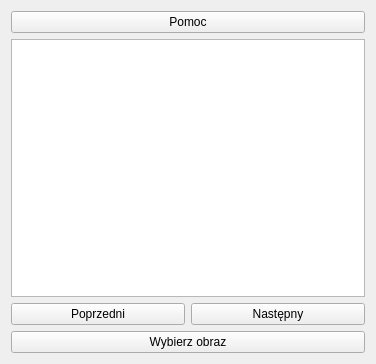
Above: ImagePresenter/widget.ui from bzyx/ImagePresenter before the change. Below: the same form after it.
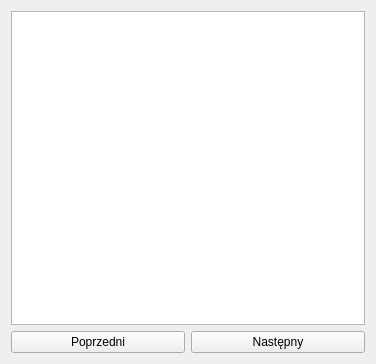
That is the form after the change.

Commit message:
Working the image change by keys and other options which should by used by keyboard.
Other functions are working too.
Have bigger fonts.
Before running the full screen without physical buttons.

What changed in the file:
```diff
--- a/ImagePresenter/widget.ui
+++ b/ImagePresenter/widget.ui
@@ -14,13 +14,6 @@
    <string>ImagePresenter</string>
   </property>
   <layout class="QVBoxLayout" name="verticalLayout">
-   <item>
-    <widget class="QPushButton" name="btn_help">
-     <property name="text">
-      <string>Pomoc</string>
-     </property>
-    </widget>
-   </item>
    <item>
     <widget class="QGraphicsView" name="gView"/>
    </item>
@@ -42,13 +35,6 @@
      </item>
     </layout>
    </item>
-   <item>
-    <widget class="QPushButton" name="btn_changeImage">
-     <property name="text">
-      <string>Wybierz obraz</string>
-     </property>
-    </widget>
-   </item>
   </layout>
  </widget>
  <layoutdefault spacing="6" margin="11"/>
```
The commit also changes 14 other files.
